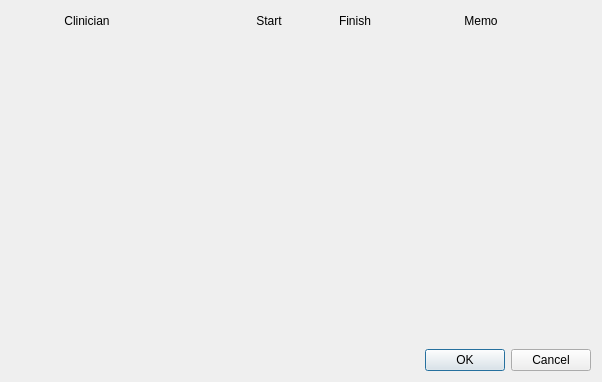
First picture: the form in src/openmolar/qt-designer/aslotEdit.ui, repository rowinggolfer/openmolar1, before the edit.
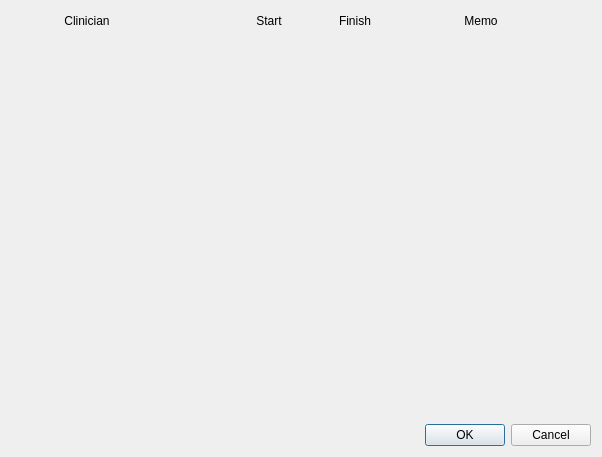
Second picture: the form after the edit.

```diff
--- a/src/openmolar/qt-designer/aslotEdit.ui
+++ b/src/openmolar/qt-designer/aslotEdit.ui
@@ -7,7 +7,7 @@
     <x>0</x>
     <y>0</y>
     <width>602</width>
-    <height>382</height>
+    <height>457</height>
    </rect>
   </property>
   <property name="windowTitle">
@@ -141,7 +141,7 @@
         <x>0</x>
         <y>0</y>
         <width>584</width>
-        <height>305</height>
+        <height>380</height>
        </rect>
       </property>
       <layout class="QVBoxLayout" name="verticalLayout_2">
```
